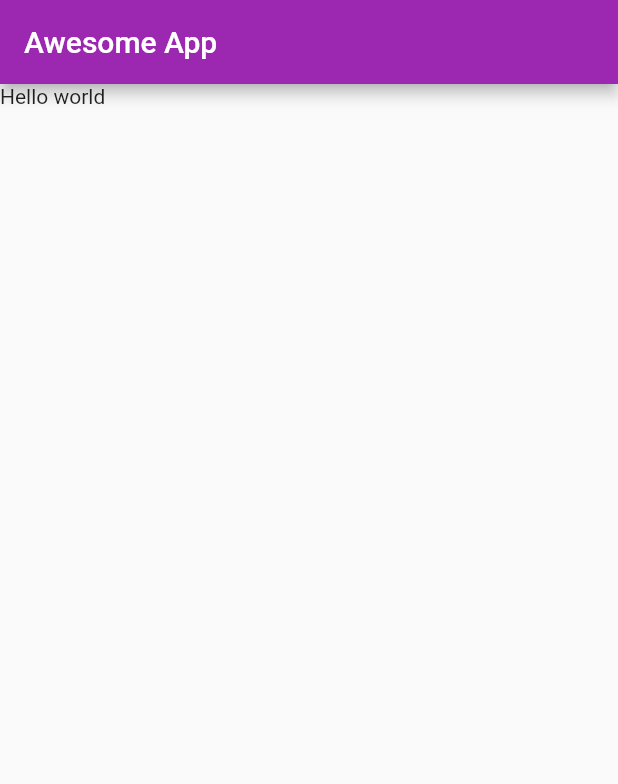
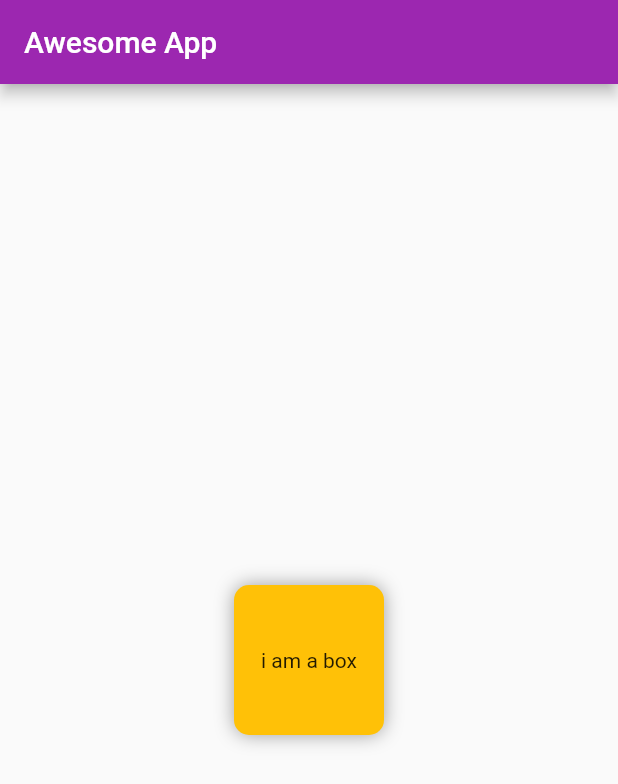
Before and after one commit to lawsonDaniel/learning-flutter, a Flutter app: the screen it shows after launch, on a phone screen of 412 x 824 dp. Shown: the top 784 px of the screen. Run offline on Flutter 3.47's test engine with Material 2 defaults, Android fonts, the phone set to English and light mode, and no system bars.

Commit message:
chapter2

```diff
--- a/lib/main.dart
+++ b/lib/main.dart
@@ -19,8 +19,25 @@ class HomePage extends StatelessWidget {
     appBar: AppBar(
       title: const Text('Awesome App'),
     ),
-    body: Container(
-      child: const Text('Hello world'),
+    body: Center(
+      child: Container(
+        padding: const EdgeInsets.all(9),
+        width: 100,
+        height: 100,
+        alignment: Alignment.center,
+        decoration: BoxDecoration(
+          color: Colors.amber,
+          borderRadius: BorderRadius.circular(10),
+          boxShadow: [
+            BoxShadow(
+                 color:Colors.grey,
+                 blurRadius: 10,
+            ),
+
+          ]
+        ),
+        child: const Text('i am a box')
+      ),
     ),
    );
 }
```
